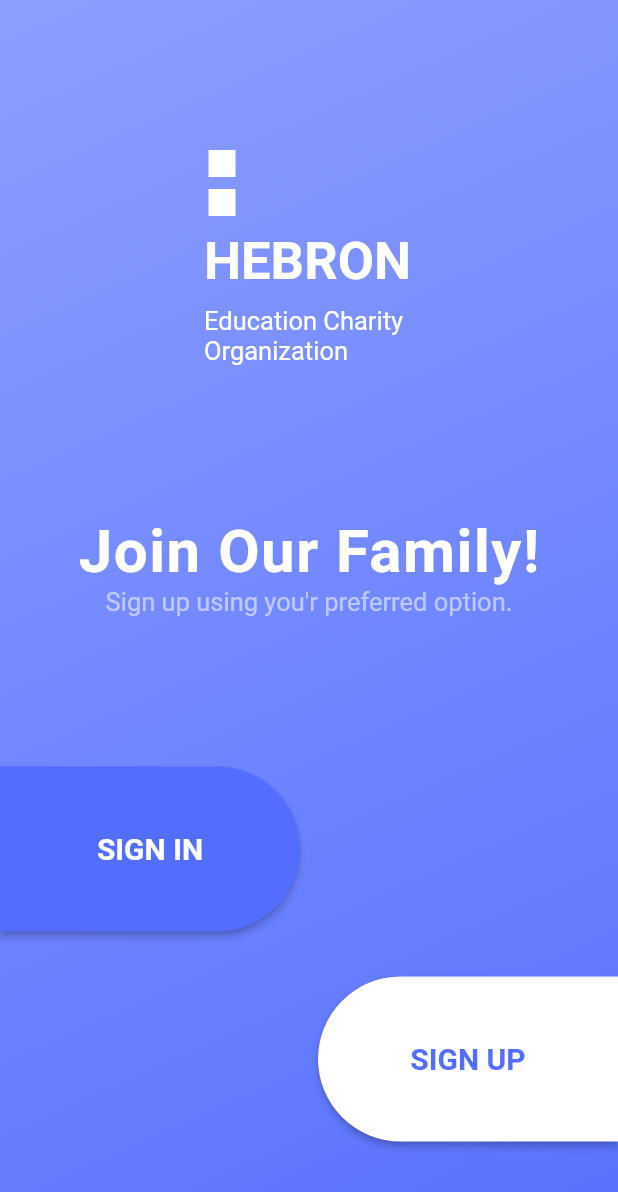
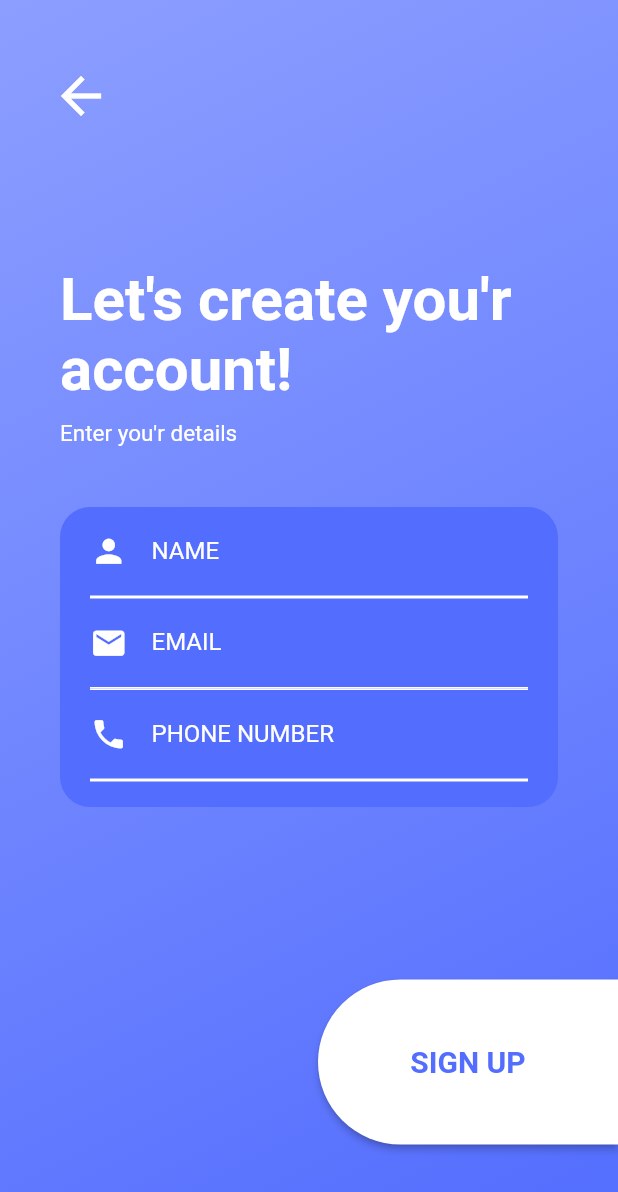
Before and after one commit to HebronITPROJECT/flutter, a Flutter app: the screen it shows after launch, after a tap on "SIGN UP", on a phone screen of 412 x 824 dp. Shown: the top 1192 px of the screen. Run offline on Flutter 3.47's test engine with Material 2 defaults, Android fonts, the phone set to English and light mode, and no system bars; our stand-ins replace mask_text_input_formatter.

Commit message:
SignUp page

```diff
--- /dev/null
+++ b/lib/input_fields/name_field.dart
@@ -0,0 +1,46 @@
+import 'package:flutter/material.dart';
+
+class NameField extends StatefulWidget {
+  @override
+  _NameFieldState createState() => _NameFieldState();
+}
+
+class _NameFieldState extends State<NameField> {
+  String _name;
+  final _nameKey = GlobalKey<FormState>();
+  @override
+  Widget build(BuildContext context) {
+    return Column(
+      key: _nameKey,
+      children: <Widget>[
+        Container(
+          child: TextFormField(
+            style:
+                TextStyle(color: Colors.white, fontWeight: FontWeight.normal),
+            decoration: InputDecoration(
+              icon: Icon(Icons.person, size: 25, color: Colors.white),
+              labelText: "NAME",
+              labelStyle: TextStyle(color: Colors.white),
+              border: InputBorder.none,
+              errorStyle: TextStyle(color: Colors.red[600]),
+              errorBorder: OutlineInputBorder(
+                borderSide: BorderSide(color:Colors.red)
+              )
+            ),
+            validator: (String value) {
+              if (value.isEmpty) {
+                return "Enter NAME";
+              } else {
+                return null;
+              }
+            },
+            onSaved: (String value) {
+              _name = value;
+              print(_name);
+            },
+          ),
+        ),
+      ],
+    );
+  }
+}
--- /dev/null
+++ b/lib/input_fields/phone_number.dart
@@ -0,0 +1,53 @@
+import 'package:flutter/material.dart';
+import 'package:mask_text_input_formatter/mask_text_input_formatter.dart';
+
+class PhoneNumberField extends StatefulWidget {
+  @override
+  _PhoneNumberFieldState createState() => _PhoneNumberFieldState();
+}
+
+class _PhoneNumberFieldState extends State<PhoneNumberField> {
+  String _phoneNumber;
+  final _emailKey = GlobalKey<FormState>();
+  @override
+  Widget build(BuildContext context) {
+    var numberFormatter = new MaskTextInputFormatter(
+        mask: '+## (###) ###-##-##', filter: {"#": RegExp(r'[0-9]')});
+    return Column(
+      key: _emailKey,
+      children: <Widget>[
+        Container(
+          child: TextFormField(
+            style: TextStyle(
+              color: Colors.white,
+              fontWeight: FontWeight.normal,
+            ),
+            inputFormatters: [numberFormatter],
+            keyboardType: TextInputType.phone,
+            decoration: InputDecoration(
+                icon: Icon(Icons.phone, size: 25, color: Colors.white),
+                labelText: "PHONE NUMBER",
+                labelStyle: TextStyle(color: Colors.white),
+                border: InputBorder.none,
+                errorStyle: TextStyle(color: Colors.red[600]),
+                errorBorder: OutlineInputBorder(
+                    borderSide: BorderSide(color: Colors.red))),
+            validator: (String value) {
+              if (value.isEmpty) {
+                return "Ви не ввели номер!";
+              }
+              if (value.length < 19) {
+                return "Неправильний формат!";
+              } else
+                return null;
+            },
+            onSaved: (String value) {
+              _phoneNumber = value;
+              print(_phoneNumber);
+            },
+          ),
+        ),
+      ],
+    );
+  }
+}
--- a/lib/main.dart
+++ b/lib/main.dart
@@ -1,6 +1,6 @@
 import 'package:flutter/material.dart';
-import 'package:virtual_app/preview.dart';
-
+import 'package:virtual_app/sign_in.dart';
+import 'package:virtual_app/sign_up.dart';
 
 void main() => runApp(LoginPage());
 
@@ -31,17 +31,19 @@ class FirstWidget extends StatelessWidget {
   Widget build(BuildContext context) {
     return Center(
       child: Scaffold(
-        body: SingleChildScrollView(
-          child: Container(
+        body:
+        //SingleChildScrollView(
+          //child:
+           Container(
             decoration: BoxDecoration(
-                gradient: LinearGradient(
-                    begin: Alignment.topLeft,
-                    end: Alignment.bottomRight,
-                    colors: [Colors.indigoAccent[100], Colors.indigoAccent]),
-              ),
+              gradient: LinearGradient(
+                  begin: Alignment.topLeft,
+                  end: Alignment.bottomRight,
+                  colors: [Colors.indigoAccent[100], Colors.indigoAccent]),
+            ),
             width: MediaQuery.of(context).size.width,
             child: Container(
-              margin: EdgeInsets.only(top: 100),
+              margin: EdgeInsets.only(top: 120),
               height: MediaQuery.of(context).size.height,
               child: Column(
                 // mainAxisAlignment: MainAxisAlignment.center,
@@ -117,7 +119,7 @@ class FirstWidget extends StatelessWidget {
                         ),
                       ),
                       Container(
-                        margin: EdgeInsets.only(top: 100),
+                        margin: EdgeInsets.only(top: 110),
                         child: Align(
                           alignment: Alignment.bottomLeft,
                           child: SizedBox(
@@ -132,7 +134,7 @@ class FirstWidget extends StatelessWidget {
                                 Navigator.push(
                                     context,
                                     MaterialPageRoute(
-                                        builder: (context) => PreviewPage()));
+                                        builder: (context) => SignInPage()));
                                 // }
                               },
                               shape: RoundedRectangleBorder(
@@ -154,7 +156,7 @@ class FirstWidget extends StatelessWidget {
                         ),
                       ),
                       Container(
-                        margin: EdgeInsets.only(top: 30),
+                        margin: EdgeInsets.only(top: 5),
                         child: Align(
                           alignment: Alignment.bottomRight,
                           child: SizedBox(
@@ -169,7 +171,7 @@ class FirstWidget extends StatelessWidget {
                                 Navigator.push(
                                     context,
                                     MaterialPageRoute(
-                                        builder: (context) => LoginPage()));
+                                        builder: (context) => SignUpPage()));
                                 // }
                               },
                               shape: RoundedRectangleBorder(
@@ -190,25 +192,13 @@ class FirstWidget extends StatelessWidget {
                           ),
                         ),
                       ),
-                      // Container(
-                      //   margin:
-                      //       EdgeInsets.only(right: 30, bottom: 30, top: 100),
-                      //   child: Align(
-                      //     alignment: Alignment.bottomRight,
-                      //     child: Text(
-                      //       "Sign Up",
-                      //       style: TextStyle(
-                      //           color: Colors.indigoAccent, fontSize: 20),
-                      //     ),
-                      //   ),
-                      // ),
                     ],
                   ),
                 ],
               ),
             ),
           ),
-        ),
+     //   ),
       ),
     );
   }
--- /dev/null
+++ b/lib/sign_up.dart
@@ -0,0 +1,153 @@
+import 'package:flutter/material.dart';
+import 'input_fields/email_field.dart';
+import 'input_fields/name_field.dart';
+import 'input_fields/phone_number.dart';
+
+class SignUpPage extends StatefulWidget {
+  SignUpPage({Key key}) : super(key: key);
+
+  @override
+  _SignUpPageState createState() => _SignUpPageState();
+}
+
+class _SignUpPageState extends State<SignUpPage> {
+  @override
+  Widget build(BuildContext context) {
+    return Scaffold(
+      body: SingleChildScrollView(
+        child: GestureDetector(
+          onTap: () => FocusScope.of(context).requestFocus(FocusNode()),
+          child: Container(
+            decoration: BoxDecoration(
+              gradient: LinearGradient(
+                  begin: Alignment.topLeft,
+                  end: Alignment.bottomRight,
+                  colors: [Colors.indigoAccent[100], Colors.indigoAccent]),
+            ),
+            child: Container(
+              height: MediaQuery.of(context).size.height,
+              child: Column(
+                mainAxisAlignment: MainAxisAlignment.start,
+                crossAxisAlignment: CrossAxisAlignment.center,
+                children: <Widget>[
+                  Container(
+
+                    margin: EdgeInsets.only(top: 40, left: 10),
+                    alignment: Alignment.bottomLeft,
+                    child: FlatButton(
+                      onPressed: () {
+                        Navigator.of(context).pop();
+                      },
+                      child: Icon(Icons.arrow_back,
+                          color: Colors.white, size: 40.0),
+                    ),
+                  ),
+                  Container(
+                    padding: EdgeInsets.only(left: 40, right: 40, top: 88),
+                    child: Column(
+                      children: <Widget>[
+                        Container(
+                          child: Text(
+                            "Let's create you'r account!",
+                            style: TextStyle(
+                                color: Colors.white,
+                                fontWeight: FontWeight.bold,
+                                fontSize: 40),
+                          ),
+                        ),
+                        Container(
+                          height: 10,
+                        ),
+                        Container(
+                          alignment: FractionalOffset(0.0, 0.0),
+                          child: Text(
+                            "Enter you'r details",
+                            style: TextStyle(
+                              color: Colors.white,
+                              fontWeight: FontWeight.normal,
+                              fontSize: 15,
+                            ),
+                          ),
+                        ),
+                      ],
+                    ),
+                  ),
+                  Container(
+                    child: Container(
+                      margin: EdgeInsets.only(
+                          left: 40, right: 40, top: 40, bottom: 20),
+                      decoration: BoxDecoration(
+                          borderRadius: BorderRadius.circular(20),
+                          color: Colors.indigoAccent),
+                      padding: EdgeInsets.only(left: 20, right: 20),
+                      height: 200,
+                      child: Column(
+                        children: <Widget>[
+                          NameField(),
+                          Container(height: 1, color: Colors.white),
+                          Container(
+                            height: 1,
+                            color: Colors.white,
+                          ),
+                          EmailField(),
+                          Container(height: 1, color: Colors.white),
+                          Container(
+                            height: 1,
+                            color: Colors.white,
+                          ),
+                          PhoneNumberField(),
+                          Container(height: 1, color: Colors.white),
+                          Container(
+                            height: 1,
+                            color: Colors.white,
+                          ),
+                        ],
+                      ),
+                    ),
+                  ),
+                   Container(
+                        margin: EdgeInsets.only(top: 95),
+                        child: Align(
+                          alignment: Alignment.bottomRight,
+                          child: SizedBox(
+                            width: 200,
+                            height: 110,
+                            child: RaisedButton(
+                              color: Colors.white,
+                              onPressed: () {
+                                // if (!_emailKey.currentState.validate()) {
+                                //   print("object");
+                                // } else {
+                                // Navigator.push(
+                                //     context,
+                                //     MaterialPageRoute(
+                                //         builder: (context) => SignUpPage()));
+                                // }
+                              },
+                              shape: RoundedRectangleBorder(
+                                borderRadius: BorderRadius.only(
+                                  topLeft: Radius.circular(90),
+                                  bottomLeft: Radius.circular(90),
+                                ),
+                              ),
+                              child: Text(
+                                "SIGN UP",
+                                style: TextStyle(
+                                  color: Colors.indigoAccent,
+                                  fontWeight: FontWeight.w600,
+                                  fontSize: 20,
+                                ),
+                              ),
+                            ),
+                          ),
+                        ),
+                      ),
+                ],
+              ),
+            ),
+          ),
+        ),
+      ),
+    );
+  }
+}
--- a/pubspec.yaml
+++ b/pubspec.yaml
@@ -19,6 +19,8 @@ environment:
 dependencies:
   flutter:
     sdk: flutter
+
+  mask_text_input_formatter: ^1.0.6
 
   # The following adds the Cupertino Icons font to your application.
   # Use with the CupertinoIcons class for iOS style icons.
```
Also changed, not shown: lib/input_fields/email_field.dart (+7 -7 lines), lib/preview.dart (deleted, +0 -178 lines), lib/sign_in.dart (added, +194 -0 lines), pubspec.lock, 8 other files.
